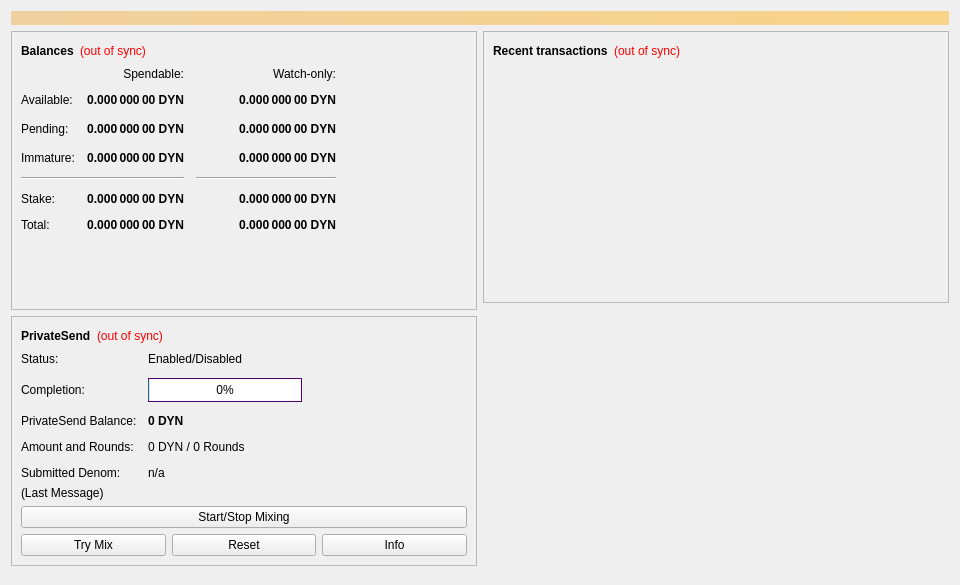
First picture: the form in src/qt/forms/overviewpage.ui, repository duality-solutions/Dynamic, before the edit.
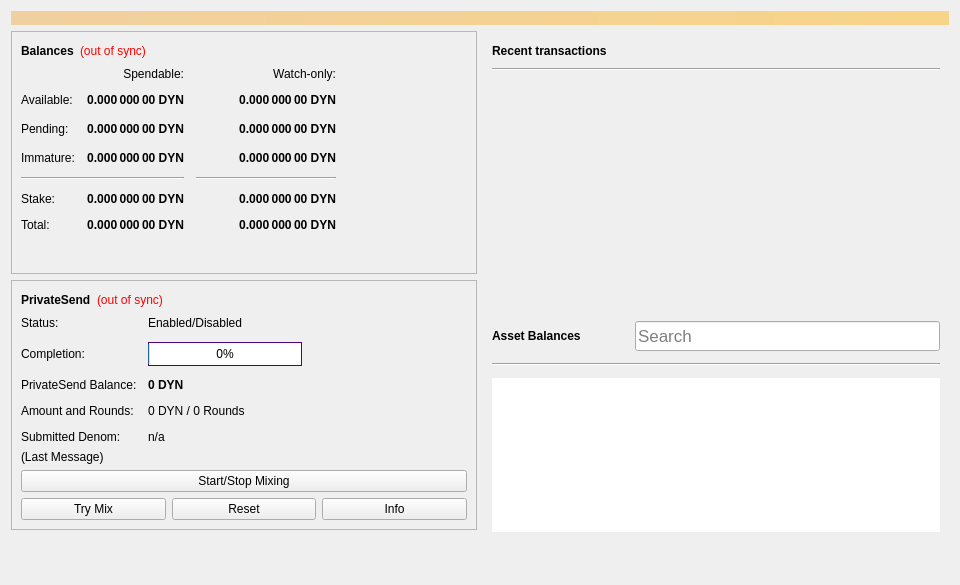
Second picture: the form after the edit. Icons and pictures are not drawn.

```diff
--- a/src/qt/forms/overviewpage.ui
+++ b/src/qt/forms/overviewpage.ui
@@ -728,32 +728,59 @@
         </widget>
        </item>
        <item>
-        <spacer name="verticalSpacer">
+          <widget class="QWidget" name="assetVerticalSpaceWidget2" native="true">
+           <property name="autoFillBackground">
+            <bool>false</bool>
+           </property>
+           <layout class="QVBoxLayout" name="verticalLayout_6">
+            <item>
+             <spacer name="verticalSpacer_4">
          <property name="orientation">
           <enum>Qt::Vertical</enum>
          </property>
          <property name="sizeHint" stdset="0">
           <size>
            <width>20</width>
-           <height>40</height>
+                <height>87</height>
           </size>
          </property>
         </spacer>
+            </item>
+           </layout>
+          </widget>
        </item>
       </layout>
      </item>
      <item>
       <layout class="QVBoxLayout" name="verticalLayout_3">
+         <property name="spacing">
+          <number>34</number>
+         </property>
+         <property name="leftMargin">
+          <number>0</number>
+         </property>
        <item>
         <widget class="QFrame" name="frame_2">
+           <property name="sizePolicy">
+            <sizepolicy hsizetype="Preferred" vsizetype="Fixed">
+             <horstretch>0</horstretch>
+             <verstretch>0</verstretch>
+            </sizepolicy>
+           </property>
          <property name="frameShape">
-          <enum>QFrame::StyledPanel</enum>
+            <enum>QFrame::NoFrame</enum>
          </property>
          <property name="frameShadow">
-          <enum>QFrame::Raised</enum>
-         </property>
-         <layout class="QVBoxLayout" name="verticalLayout">
-          <item>
+            <enum>QFrame::Plain</enum>
+           </property>
+           <property name="lineWidth">
+            <number>0</number>
+           </property>
+           <layout class="QGridLayout" name="gridLayout_2">
+            <property name="horizontalSpacing">
+             <number>12</number>
+            </property>
+            <item row="0" column="0">
            <layout class="QHBoxLayout" name="horizontalLayout_2">
             <item>
              <widget class="QLabel" name="label_4">
@@ -769,21 +796,35 @@
              </widget>
             </item>
             <item>
-             <widget class="QLabel" name="labelTransactionsStatus">
-              <property name="cursor">
-               <cursorShape>WhatsThisCursor</cursorShape>
+               <widget class="QPushButton" name="labelTransactionsStatus">
+                <property name="enabled">
+                 <bool>true</bool>
+                </property>
+                <property name="maximumSize">
+                 <size>
+                  <width>30</width>
+                  <height>16777215</height>
+                 </size>
               </property>
               <property name="toolTip">
-               <string>The displayed information may be out of date. Your wallet automatically synchronizes with the Dynamic network after a connection is established, but this process has not completed yet.</string>
-              </property>
-              <property name="styleSheet">
-               <string notr="true">QLabel { color: red; }</string>
+                 <string>The displayed information may be out of date. Your wallet automatically synchronizes with the Raven network after a connection is established, but this process has not completed yet.</string>
               </property>
               <property name="text">
-               <string notr="true">(out of sync)</string>
-              </property>
-              <property name="alignment">
-               <set>Qt::AlignRight|Qt::AlignTrailing|Qt::AlignVCenter</set>
+                 <string/>
+                </property>
+                <property name="icon">
+                 <iconset>
+                  <normaloff>:/icons/warning</normaloff>
+                  <disabledoff>:/icons/warning</disabledoff>:/icons/warning</iconset>
+                </property>
+                <property name="iconSize">
+                 <size>
+                  <width>24</width>
+                  <height>24</height>
+                 </size>
+                </property>
+                <property name="flat">
+                 <bool>true</bool>
               </property>
              </widget>
             </item>
@@ -802,7 +843,7 @@
             </item>
            </layout>
           </item>
-          <item>
+            <item row="2" column="0">
            <widget class="QListView" name="listTransactions">
             <property name="styleSheet">
              <string notr="true">QListView { background: transparent; }</string>
@@ -819,6 +860,180 @@
             <property name="selectionMode">
              <enum>QAbstractItemView::NoSelection</enum>
             </property>
+             </widget>
+            </item>
+            <item row="1" column="0">
+             <widget class="Line" name="line_3">
+              <property name="orientation">
+               <enum>Qt::Horizontal</enum>
+              </property>
+             </widget>
+            </item>
+           </layout>
+          </widget>
+         </item>
+         <item>
+          <widget class="QFrame" name="assetFrame">
+           <property name="autoFillBackground">
+            <bool>true</bool>
+           </property>
+           <property name="frameShape">
+            <enum>QFrame::NoFrame</enum>
+           </property>
+           <property name="frameShadow">
+            <enum>QFrame::Plain</enum>
+           </property>
+           <property name="lineWidth">
+            <number>0</number>
+           </property>
+           <layout class="QVBoxLayout" name="verticalLayout_5">
+            <property name="spacing">
+             <number>12</number>
+            </property>
+            <item>
+             <layout class="QHBoxLayout" name="assetBalanceHorizontalLayout">
+              <item alignment="Qt::AlignVCenter">
+               <widget class="QLabel" name="assetBalanceLabel">
+                <property name="font">
+                 <font>
+                  <weight>75</weight>
+                  <bold>true</bold>
+                 </font>
+                </property>
+                <property name="text">
+                 <string>Asset Balances</string>
+                </property>
+               </widget>
+              </item>
+              <item>
+               <widget class="QPushButton" name="labelAssetStatus">
+                <property name="enabled">
+                 <bool>true</bool>
+                </property>
+                <property name="maximumSize">
+                 <size>
+                  <width>30</width>
+                  <height>16777215</height>
+                 </size>
+                </property>
+                <property name="toolTip">
+                 <string>The displayed information may be out of date. Your wallet automatically synchronizes with the Raven network after a connection is established, but this process has not completed yet.</string>
+                </property>
+                <property name="text">
+                 <string/>
+                </property>
+                <property name="icon">
+                 <iconset>
+                  <normaloff>:/icons/warning</normaloff>
+                  <disabledoff>:/icons/warning</disabledoff>:/icons/warning</iconset>
+                </property>
+                <property name="iconSize">
+                 <size>
+                  <width>24</width>
+                  <height>24</height>
+                 </size>
+                </property>
+                <property name="flat">
+                 <bool>true</bool>
+                </property>
+               </widget>
+              </item>
+              <item alignment="Qt::AlignBottom">
+               <widget class="QLineEdit" name="assetSearch">
+                <property name="sizePolicy">
+                 <sizepolicy hsizetype="Expanding" vsizetype="Preferred">
+                  <horstretch>0</horstretch>
+                  <verstretch>0</verstretch>
+                 </sizepolicy>
+                </property>
+                <property name="minimumSize">
+                 <size>
+                  <width>0</width>
+                  <height>30</height>
+                 </size>
+                </property>
+                <property name="maximumSize">
+                 <size>
+                  <width>16777215</width>
+                  <height>30</height>
+                 </size>
+                </property>
+                <property name="sizeIncrement">
+                 <size>
+                  <width>0</width>
+                  <height>0</height>
+                 </size>
+                </property>
+                <property name="baseSize">
+                 <size>
+                  <width>0</width>
+                  <height>0</height>
+                 </size>
+                </property>
+                <property name="font">
+                 <font>
+                  <pointsize>13</pointsize>
+                 </font>
+                </property>
+                <property name="maxLength">
+                 <number>32</number>
+                </property>
+                <property name="frame">
+                 <bool>true</bool>
+                </property>
+                <property name="alignment">
+                 <set>Qt::AlignLeading|Qt::AlignLeft|Qt::AlignVCenter</set>
+                </property>
+                <property name="placeholderText">
+                 <string>Search</string>
+                </property>
+                <property name="clearButtonEnabled">
+                 <bool>true</bool>
+                </property>
+               </widget>
+              </item>
+             </layout>
+            </item>
+            <item>
+             <widget class="Line" name="assetBalanceLine">
+              <property name="orientation">
+               <enum>Qt::Horizontal</enum>
+              </property>
+             </widget>
+            </item>
+            <item>
+             <widget class="QListView" name="listAssets">
+              <property name="frameShape">
+               <enum>QFrame::NoFrame</enum>
+              </property>
+              <property name="lineWidth">
+               <number>0</number>
+              </property>
+              <property name="verticalScrollMode">
+               <enum>QAbstractItemView::ScrollPerItem</enum>
+              </property>
+             </widget>
+            </item>
+            <item>
+             <widget class="QWidget" name="assetVerticalSpaceWidget" native="true">
+              <property name="autoFillBackground">
+               <bool>false</bool>
+              </property>
+              <layout class="QVBoxLayout" name="verticalLayout">
+               <item>
+                <spacer name="verticalSpacer_3">
+                 <property name="orientation">
+                  <enum>Qt::Vertical</enum>
+                 </property>
+                 <property name="sizeHint" stdset="0">
+                  <size>
+                   <width>20</width>
+                   <height>40</height>
+                  </size>
+                 </property>
+                </spacer>
+               </item>
+              </layout>
            </widget>
           </item>
          </layout>
```
Left out of the diff: 2 changed lines with no effect on the pictures. Lines whose indentation alone changed are shown as unchanged.
